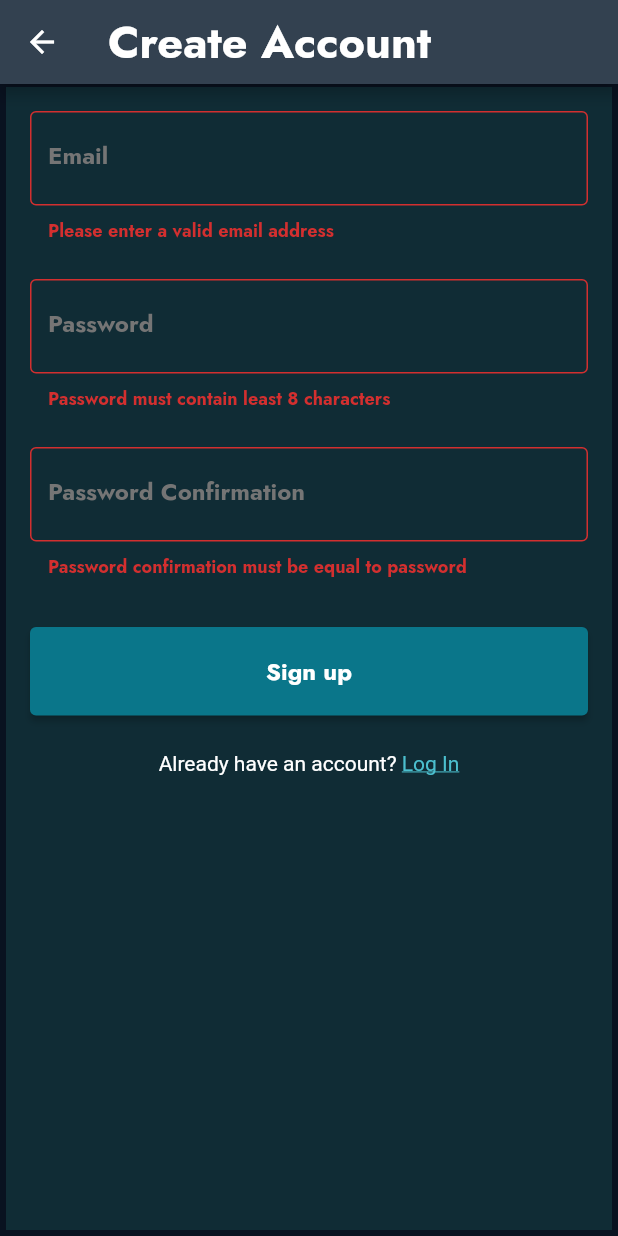
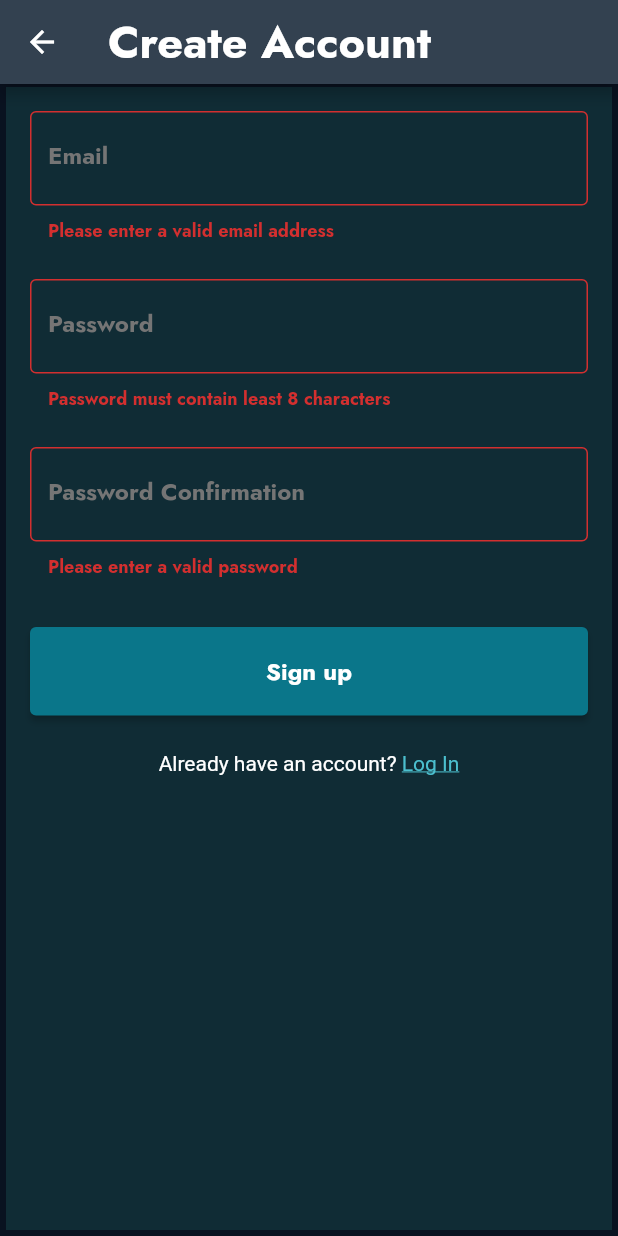
Before and after one commit to nelson-vieira/masters-thesis, a Flutter app: the Register screen opened directly with empty values, after a tap on "Sign up", on a phone screen of 412 x 824 dp. Run offline on Flutter 3.47's test engine with Material 2 defaults, Android fonts, the phone set to English and light mode, and no system bars; our stand-ins replace cloud_firestore, datetime_picker_formfield, email_validator, firebase_auth, firebase_core, flutter_map and 2 more; missing offline and left inert: firebase_core_platform_interface, ipsum; accounts and stored records are empty.

Commit message:
Fix confirm password field validation on sign up
Signed-off-by: Nelson Vieira <2080511@student.uma.pt>

```diff
--- a/masters-thesis/app/lib/pages/auth/register.dart
+++ b/masters-thesis/app/lib/pages/auth/register.dart
@@ -94,8 +94,7 @@ class _RegisterState extends State<Register> {
         email: controllerEmail.text.trim(),
         password: controllerPassword.text.trim(),
       );
-      final docUser =
-          await FirebaseFirestore.instance.collection("users").doc();
+      final docUser = FirebaseFirestore.instance.collection("users").doc();
       user.id = docUser.id;
 
       final json = user.toJson();
@@ -167,10 +166,13 @@ class _RegisterState extends State<Register> {
                     color: Color.fromARGB(255, 255, 255, 255),
                   ),
                   autovalidateMode: AutovalidateMode.onUserInteraction,
-                  validator: (password) =>
-                      password != null && password == controllerPassword.text
-                          ? "Password confirmation must be equal to password"
-                          : null,
+                  validator: (password) {
+                    if (password!.isEmpty ||
+                        password != controllerPassword.text) {
+                      return "Please enter a valid password";
+                    }
+                    return null;
+                  },
                 ),
                 const SizedBox(
                   height: 32,
```
